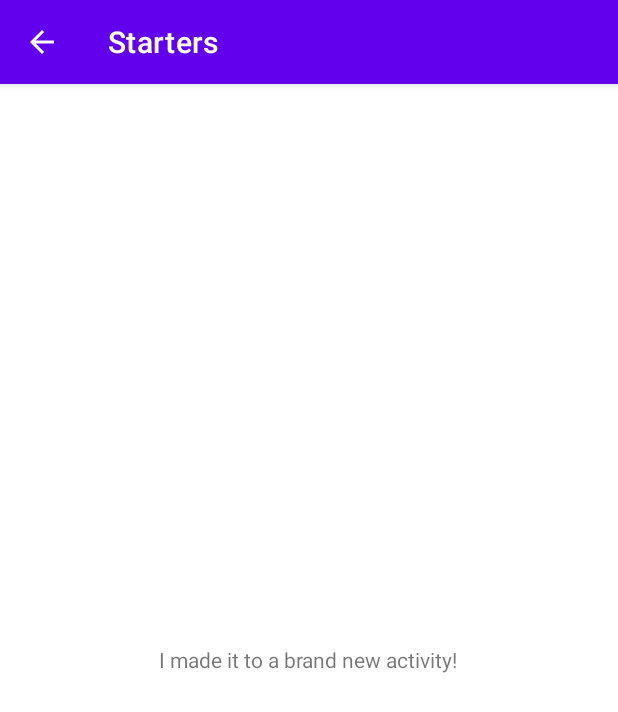
After one commit to philderock/myrestaurantapp, an Android app: the StartersActivity screen opened directly, with no data from a screen before it, on a phone screen of 412 x 824 dp. The commit adds this screen. Shown: the top 712 px of the screen. Run offline under Robolectric (Android 15) with nearby library versions, the phone set to English and light mode, and no system bars.

Commit message:
Added new activity

```diff
--- /dev/null
+++ b/myrestaurant/app/src/main/java/com/philderock/myrestaurant/StartersActivity.java
@@ -0,0 +1,14 @@
+package com.philderock.myrestaurant;
+
+import androidx.appcompat.app.AppCompatActivity;
+
+import android.os.Bundle;
+
+public class StartersActivity extends AppCompatActivity {
+
+    @Override
+    protected void onCreate(Bundle savedInstanceState) {
+        super.onCreate(savedInstanceState);
+        setContentView(R.layout.activity_starters);
+    }
+}
--- a/myrestaurant/app/src/main/res/layout/activity_main.xml
+++ b/myrestaurant/app/src/main/res/layout/activity_main.xml
@@ -3,9 +3,9 @@
     android:layout_width="match_parent"
     android:layout_height="match_parent">
 
-    <RelativeLayout xmlns:android="http://schemas.android.com/apk/res/android"
+    <RelativeLayout
         android:layout_width="match_parent"
-        android:layout_height="match_parent">
+        android:layout_height="wrap_content">
 
         <TextView
             android:id="@+id/text_view_restaurant"
@@ -54,6 +54,7 @@
         </androidx.cardview.widget.CardView>
 
         <androidx.cardview.widget.CardView
+            android:id="@+id/card_view_mains"
             android:layout_marginTop="24dp"
             android:layout_width="200dp"
             android:layout_height="wrap_content"
--- /dev/null
+++ b/myrestaurant/app/src/main/res/layout/activity_starters.xml
@@ -0,0 +1,15 @@
+<?xml version="1.0" encoding="utf-8"?>
+<LinearLayout xmlns:android="http://schemas.android.com/apk/res/android"
+    android:layout_width="match_parent"
+    android:layout_height="match_parent"
+    android:gravity="center"
+    android:orientation="vertical"
+    >
+    <TextView
+        android:layout_width="wrap_content"
+        android:layout_height="wrap_content"
+        android:text="I made it to a brand new activity!"/>
+
+
+
+</LinearLayout>
```
Also changed, not shown: myrestaurant/app/src/main/AndroidManifest.xml (+10 -0 lines), myrestaurant/app/src/main/java/com/philderock/myrestaurant/MainActivity.java (+18 -0 lines).
